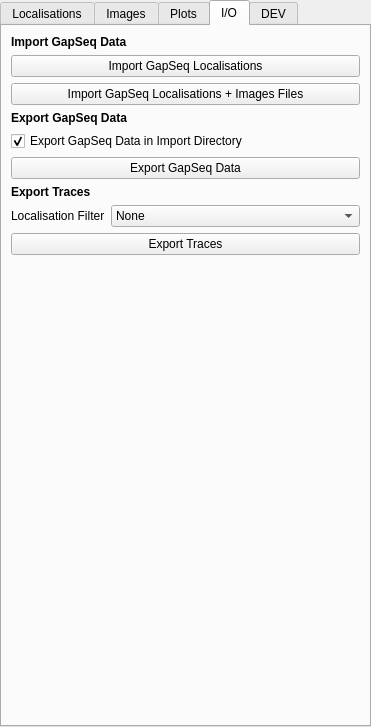
This is src/napari_gapseq/gapseq_ui.ui in piedrro/napari-GapSeq as Qt 5 draws it before an edit. The edited form follows.
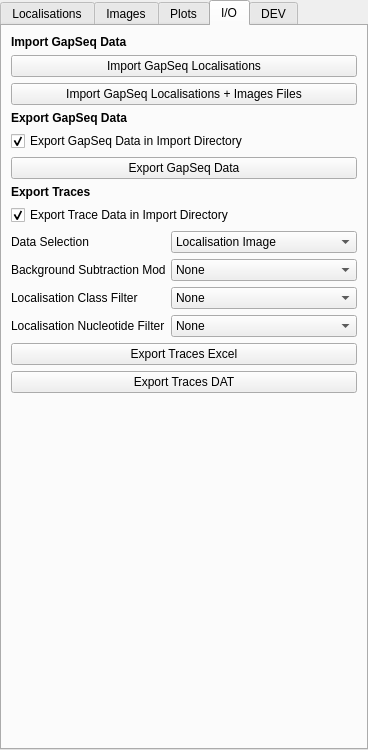
This is the edited form. The open tabs and pages were chosen to show the change.

Commit message: Extended trace export functions

```diff
--- a/src/napari_gapseq/gapseq_ui.ui
+++ b/src/napari_gapseq/gapseq_ui.ui
@@ -6,8 +6,8 @@
    <rect>
     <x>0</x>
     <y>0</y>
-    <width>371</width>
-    <height>727</height>
+    <width>368</width>
+    <height>750</height>
    </rect>
   </property>
   <property name="windowTitle">
@@ -1145,17 +1145,27 @@
       </property>
      </widget>
     </item>
+    <item>
+     <widget class="QCheckBox" name="export_traces_at_import">
+      <property name="text">
+       <string>Export Trace Data in Import Directory</string>
+      </property>
+      <property name="checked">
+       <bool>true</bool>
+      </property>
+     </widget>
+    </item>
     <item>
      <layout class="QFormLayout" name="formLayout_3">
-      <item row="0" column="0">
+      <item row="2" column="0">
        <widget class="QLabel" name="label_21">
         <property name="text">
-         <string>Localisation Filter</string>
+         <string>Localisation Class Filter</string>
         </property>
        </widget>
       </item>
-      <item row="0" column="1">
-       <widget class="QComboBox" name="gapseq_export_traces_filter">
+      <item row="2" column="1">
+       <widget class="QComboBox" name="traces_class_filter">
         <item>
          <property name="text">
           <string>None</string>
@@ -1213,12 +1223,102 @@
         </item>
        </widget>
       </item>
+      <item row="0" column="1">
+       <widget class="QComboBox" name="traces_data_selection">
+        <item>
+         <property name="text">
+          <string>Localisation Image</string>
+         </property>
+        </item>
+        <item>
+         <property name="text">
+          <string>Image(s) Only</string>
+         </property>
+        </item>
+       </widget>
+      </item>
+      <item row="0" column="0">
+       <widget class="QLabel" name="label_30">
+        <property name="text">
+         <string>Data Selection</string>
+        </property>
+       </widget>
+      </item>
+      <item row="3" column="1">
+       <widget class="QComboBox" name="traces_nucleotide_filter">
+        <item>
+         <property name="text">
+          <string>None</string>
+         </property>
+        </item>
+        <item>
+         <property name="text">
+          <string>A</string>
+         </property>
+        </item>
+        <item>
+         <property name="text">
+          <string>C</string>
+         </property>
+        </item>
+        <item>
+         <property name="text">
+          <string>T</string>
+         </property>
+        </item>
+        <item>
+         <property name="text">
+          <string>G</string>
+         </property>
+        </item>
+       </widget>
+      </item>
+      <item row="3" column="0">
+       <widget class="QLabel" name="label_31">
+        <property name="text">
+         <string>Localisation Nucleotide Filter</string>
+        </property>
+       </widget>
+      </item>
+      <item row="1" column="0">
+       <widget class="QLabel" name="label_32">
+        <property name="text">
+         <string>Background Subtraction Mode</string>
+        </property>
+       </widget>
+      </item>
+      <item row="1" column="1">
+       <widget class="QComboBox" name="traces_background_mode">
+        <item>
+         <property name="text">
+          <string>None</string>
+         </property>
+        </item>
+        <item>
+         <property name="text">
+          <string>Local Background Subtraction</string>
+         </property>
+        </item>
+        <item>
+         <property name="text">
+          <string>Global Background Subtraction</string>
+         </property>
+        </item>
+       </widget>
+      </item>
      </layout>
     </item>
     <item>
      <widget class="QPushButton" name="gapseq_export_traces">
       <property name="text">
-       <string>Export Traces</string>
+       <string>Export Traces Excel</string>
+      </property>
+     </widget>
+    </item>
+    <item>
+     <widget class="QPushButton" name="gapseq_export_traces_dat">
+      <property name="text">
+       <string>Export Traces DAT</string>
       </property>
      </widget>
     </item>
```
Left out of the diff: 2 changed lines with no effect on the pictures. The commit also changes 2 other files.
